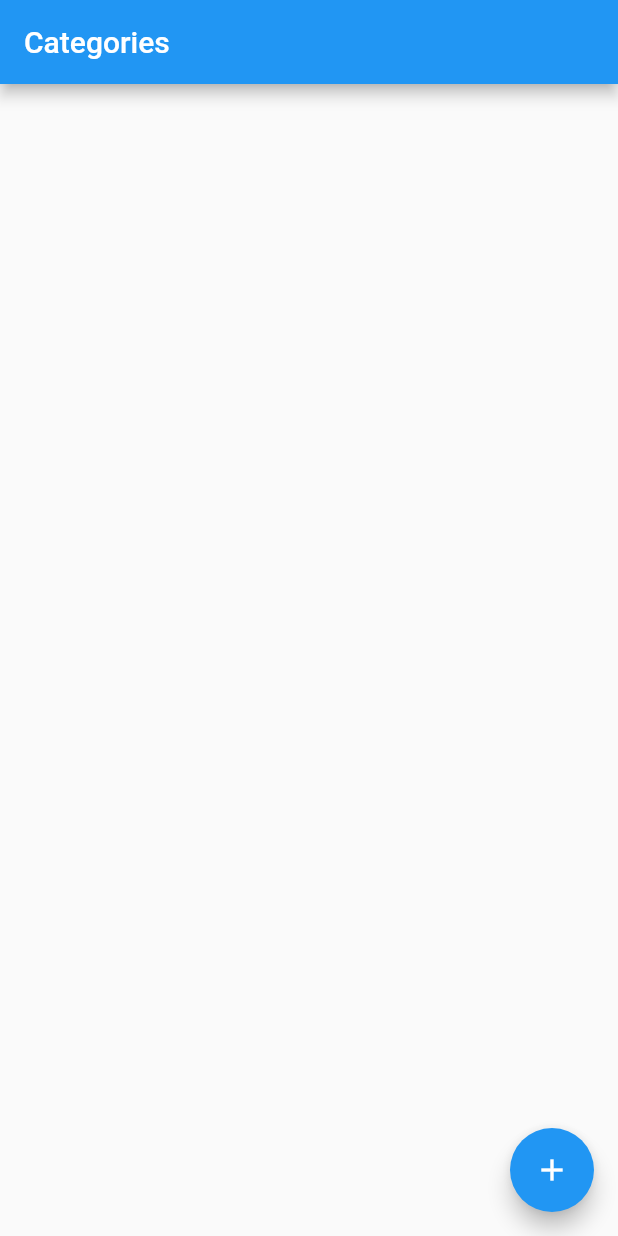
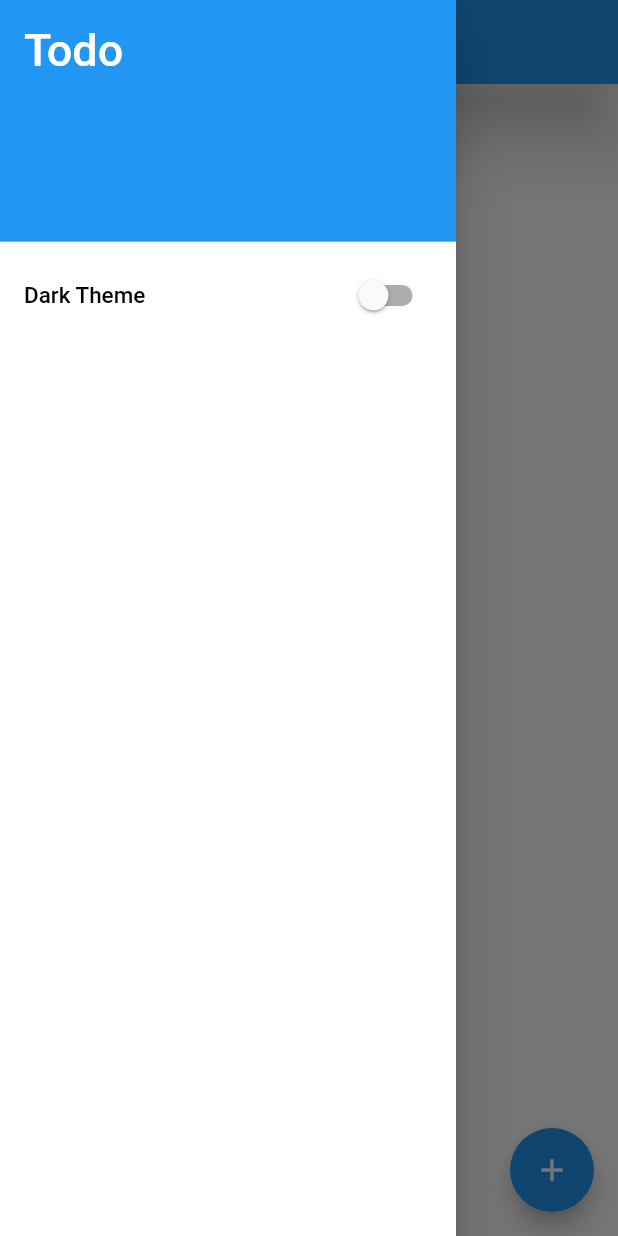
Before and after one commit to sagar-joshi/flutter-todo, a Flutter app: the screen it shows after launch, with the side drawer open (before the commit the screen has no drawer), on a phone screen of 412 x 824 dp. Run offline on Flutter 3.47's test engine with Material 2 defaults, Android fonts, the phone set to English and light mode, and no system bars; our stand-ins replace sqflite; accounts and stored records are empty.

Commit message:
add option for dark theme

```diff
--- a/lib/screens/categorygrid.dart
+++ b/lib/screens/categorygrid.dart
@@ -17,6 +17,7 @@ class _CategoryGridViewState extends State<CategoryGridView> {
   DatabaseHelper dbHelper = DatabaseHelper();
   List<String> categoryList;
   int categoryCount = 0;
+  bool darkThemeState = false;
 
   void updateGridView() {
     final Future<Database> dbFuture = dbHelper.initializeDatabase();
@@ -38,29 +39,74 @@ class _CategoryGridViewState extends State<CategoryGridView> {
     }
     return Container(
       child: Scaffold(
-        appBar: AppBar(title: Text("Categories")),
+        appBar: AppBar(
+          backgroundColor: palette.bars,
+          elevation: 20,
+          title: Text(
+            "Categories",
+            style: TextStyle(color: palette.onBars),
+          ),
+        ),
+        drawer: Drawer(
+          child: Container(
+            color: palette.surface,
+            child: ListView(
+              padding: EdgeInsets.zero,
+              children: [
+                DrawerHeader(
+                  child: Text(
+                    "Todo",
+                    style: TextStyle(color: palette.onBars, fontSize: 30),
+                  ),
+                  decoration: BoxDecoration(color: palette.bars),
+                ),
+                ListTile(
+                  title: Text(
+                    'Dark Theme',
+                    style: TextStyle(color: palette.onSurface, fontSize: 15),
+                  ),
+                  trailing: Switch(
+                    onChanged: (bool value) {
+                      setState(() {
+                        darkThemeState = !darkThemeState;
+                        palette = darkThemeState ? dark : light;
+                      });
+                    },
+                    value: darkThemeState,
+                  ),
+                )
+              ],
+            ),
+          ),
+        ),
         body: Container(
+          color: palette.background,
           child: GridView.builder(
             gridDelegate: SliverGridDelegateWithFixedCrossAxisCount(
-                crossAxisCount: 2, crossAxisSpacing: 10, mainAxisSpacing: 10),
+                crossAxisCount: 2, crossAxisSpacing: 5, mainAxisSpacing: 10),
             itemCount: this.categoryCount,
             padding: EdgeInsets.all(10.0),
             itemBuilder: (BuildContext context, int index) {
               return Container(
+                padding: EdgeInsets.only(top: 20),
                 child: Card(
                   elevation: 10,
                   color: palette.surface,
                   shadowColor: palette.primary,
                   child: ListTile(
-                    title: Text(this.categoryList[index]),
+                    title: Text(
+                      this.categoryList[index],
+                      style: TextStyle(color: palette.onSurface),
+                    ),
+                    trailing: Icon(
+                      Icons.rule,
+                      color: palette.secondary,
+                    ),
                     onTap: () async {
-                      final result = await Navigator.push(context,
+                      await Navigator.push(context,
                           MaterialPageRoute(builder: (context) {
                         return NoteList(this.categoryList[index]);
-                      }));
-                      if (result != null) {
-                        //updateGridView();
-                      }
+                      })).then((value) => updateGridView());
                     },
                   ),
                 ),
@@ -69,7 +115,11 @@ class _CategoryGridViewState extends State<CategoryGridView> {
           ),
         ),
         floatingActionButton: FloatingActionButton(
-          child: Icon(Icons.add),
+          backgroundColor: palette.bars,
+          child: Icon(
+            Icons.add,
+            color: palette.onBars,
+          ),
           onPressed: () async {
             final result = await Navigator.push(context,
                 MaterialPageRoute(builder: (context) {
--- a/lib/utils/color_scheme.dart
+++ b/lib/utils/color_scheme.dart
@@ -6,6 +6,7 @@ class ColorPalette {
       this.secondary = Colors.amber,
       this.background = Colors.white,
       this.surface = Colors.white,
+      this.bars = Colors.blue,
       this.error = Colors.red,
       this.warn = Colors.red,
       this.onPrimary = Colors.white,
@@ -13,11 +14,13 @@ class ColorPalette {
       this.onBackground = Colors.black,
       this.onSurface = Colors.black,
       this.onError = Colors.white,
-      this.onWarn = Colors.white});
+      this.onWarn = Colors.white,
+      this.onBars = Colors.white});
   Color primary;
   Color secondary;
   Color background;
   Color surface;
+  Color bars;
   Color error;
   Color warn;
   Color onPrimary;
@@ -26,6 +29,16 @@ class ColorPalette {
   Color onSurface;
   Color onError;
   Color onWarn;
+  Color onBars;
 }
 
-ColorPalette palette = ColorPalette();
+ColorPalette light = ColorPalette();
+ColorPalette dark = ColorPalette(
+    background: Colors.grey[800],
+    surface: Colors.grey[850],
+    bars: Colors.grey[900],
+    onBackground: Colors.white,
+    onSurface: Colors.white,
+    onBars: Colors.white);
+
+ColorPalette palette = light;
```
Also changed, not shown: lib/screens/addnote.dart (+15 -4 lines), lib/screens/expandnote.dart (+13 -9 lines), lib/screens/notelist.dart (+19 -7 lines).
